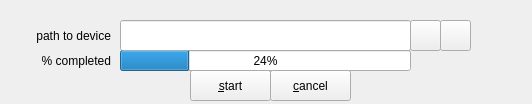
Qt form zuluCrypt-gui/erasedevice.ui (mhogomchungu/zuluCrypt) before a commit.
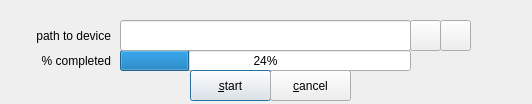
The same form after that commit.

Commit message: finally, a missing puzzle is discovered,there are differences btw QDialog/QWidget and QMainWindow and QWidget

What changed in the file:
```diff
--- a/zuluCrypt-gui/erasedevice.ui
+++ b/zuluCrypt-gui/erasedevice.ui
@@ -1,7 +1,7 @@
 <?xml version="1.0" encoding="UTF-8"?>
 <ui version="4.0">
  <class>erasedevice</class>
- <widget class="QWidget" name="erasedevice">
+ <widget class="QDialog" name="erasedevice">
   <property name="windowModality">
    <enum>Qt::ApplicationModal</enum>
   </property>
@@ -99,6 +99,9 @@
    <property name="text">
     <string>&amp;start</string>
    </property>
+   <property name="default">
+    <bool>true</bool>
+   </property>
   </widget>
   <widget class="QPushButton" name="pushButtonCancel">
    <property name="geometry">
@@ -112,6 +115,12 @@
    <property name="text">
     <string>&amp;cancel</string>
    </property>
+   <property name="autoDefault">
+    <bool>false</bool>
+   </property>
+   <property name="default">
+    <bool>false</bool>
+   </property>
   </widget>
   <widget class="QLineEdit" name="lineEdit">
    <property name="geometry">
```
The commit also changes 45 other files.
